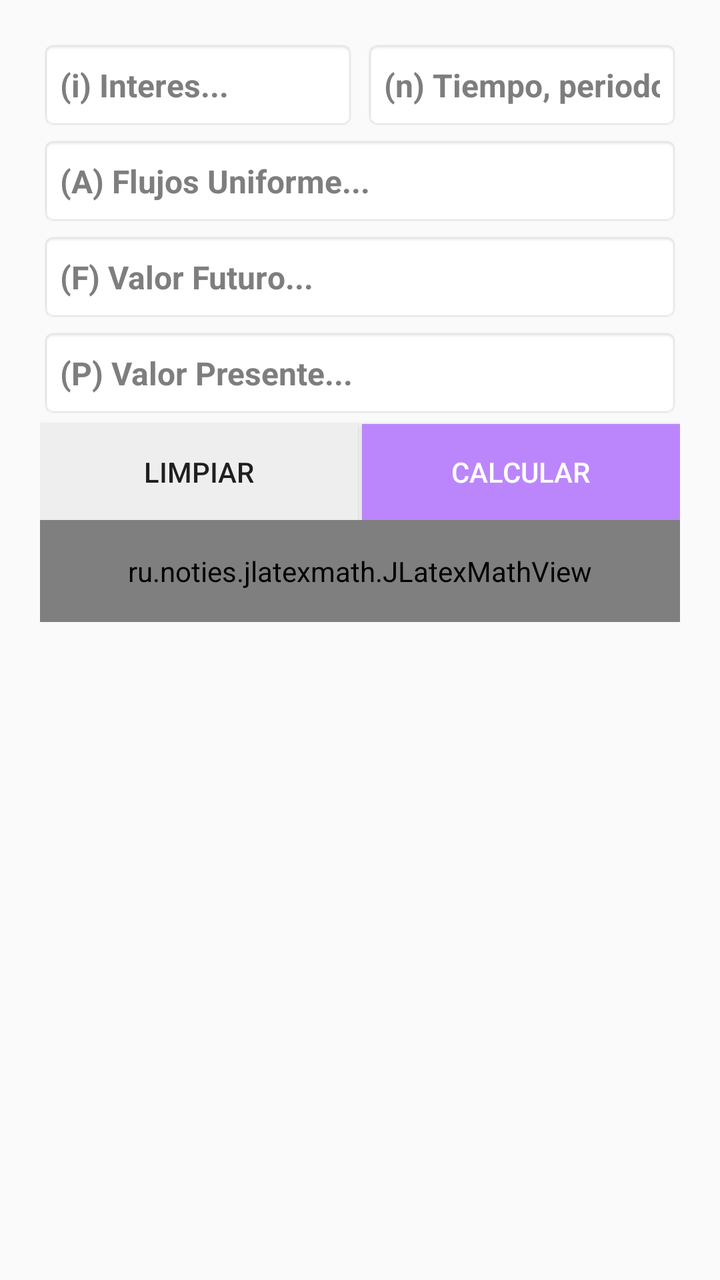
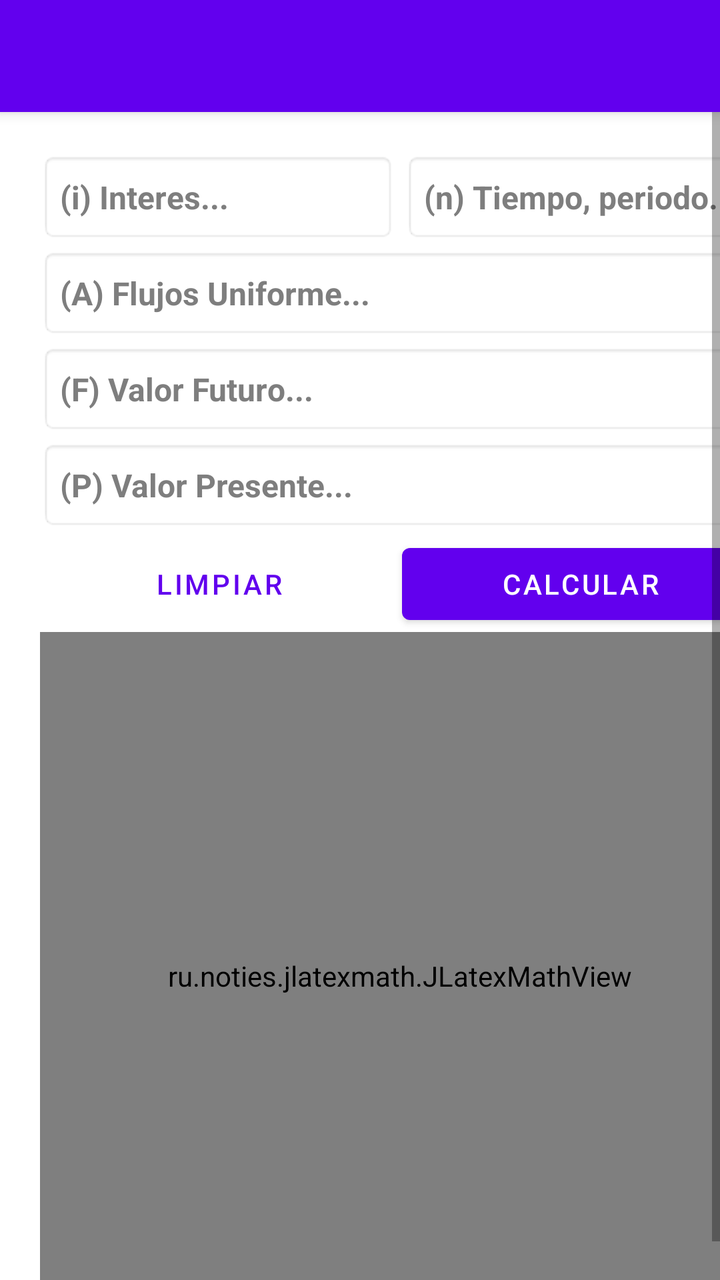

Compare the two renders of this Android layout. The source of the first and the diff that turns it into the second are given below.
<!-- AndroidManifest.xml: application theme Theme.IND210 -->
<!-- res/layout/activity_main.xml -->
<?xml version="1.0" encoding="utf-8"?>
<ScrollView xmlns:android="http://schemas.android.com/apk/res/android"
    xmlns:app="http://schemas.android.com/apk/res-auto"
    xmlns:tools="http://schemas.android.com/tools"
    android:layout_width="match_parent"
    xmlns:auto="http://schemas.android.com/apk/res-auto"
    android:orientation="vertical"
    android:layout_height="match_parent"
    tools:context=".MainActivity">
    <LinearLayout
        android:orientation="vertical"
        android:gravity="center"
        android:layout_margin="20dp"
        android:layout_width="match_parent"
        android:layout_height="wrap_content">
        <LinearLayout
            android:layout_width="match_parent"
            android:layout_height="wrap_content">

            <EditText
                android:id="@+id/editI"
                style="@style/MyEditTextStyle"
                android:layout_width="fill_parent"
                android:layout_height="45dp"
                android:layout_marginEnd="2dp"
                android:layout_weight="1"
                android:hint="(i) Interes..."
                android:inputType="number|numberDecimal" />

            <EditText
                android:id="@+id/editN"
                style="@style/MyEditTextStyle"
                android:layout_width="fill_parent"
                android:layout_height="45dp"
                android:layout_marginStart="2dp"
                android:layout_weight="1"
                android:hint="(n) Tiempo, periodo..."
                android:inputType="number|numberDecimal"/>
        </LinearLayout>
        <EditText
            android:id="@+id/editA"
            style="@style/MyEditTextStyle"
            android:layout_marginTop="3dp"
            android:layout_width="match_parent"
            android:layout_height="45dp"
            android:hint="(A) Flujos Uniforme..."
            android:inputType="number|numberDecimal" />

        <EditText
            android:id="@+id/editF"
            style="@style/MyEditTextStyle"
            android:layout_width="match_parent"
            android:layout_height="45dp"
            android:layout_marginTop="3dp"
            android:hint="(F) Valor Futuro..."
            android:inputType="number|numberDecimal" />

        <EditText
            android:id="@+id/editP"
            style="@style/MyEditTextStyle"
            android:layout_width="match_parent"
            android:layout_height="45dp"
            android:layout_marginTop="3dp"
            android:hint="(P) Valor Presente..."
            android:inputType="number|numberDecimal" />

        <LinearLayout
            style="?android:attr/buttonBarStyle"
            android:orientation="horizontal"
            android:layout_width="match_parent"
            android:layout_height="wrap_content">

            <Button
                android:id="@+id/btnClear"
                android:layout_marginTop="3dp"
                android:text="@string/clear"
                android:background="#eeeeee"
                android:layout_width="fill_parent"
                android:layout_weight="1"
                android:layout_marginEnd="1dp"
                android:layout_height="wrap_content" />

            <Button
                android:id="@+id/btnCalculate"
                android:background="@color/purple_200"
                android:textColor="@android:color/white"
                android:layout_marginStart="1dp"
                android:layout_marginTop="3dp"
                android:text="@string/calculate"
                android:layout_weight="1"
                android:layout_width="fill_parent"
                android:layout_height="wrap_content"/>
        </LinearLayout>

        <ru.noties.jlatexmath.JLatexMathView
            android:id="@+id/formula_one"
            android:layout_width="match_parent"
            android:layout_height="match_parent"
            android:padding="16dip"
            android:background="@color/white"
            app:jlmv_alignVertical="center"
            app:jlmv_alignHorizontal="center"
            app:jlmv_textSize="16sp" />

    </LinearLayout>
</ScrollView>
<!-- resources referenced by this layout -->
<resources>
  <color name="purple_200">#FFBB86FC</color>
  <color name="white">#FFFFFFFF</color>
  <string name="calculate">Calcular</string>
  <string name="clear">Limpiar</string>
  <style name="MyEditTextStyle" parent="android:Widget.EditText">
          <item name="android:textColor">#232323</item>
          <item name="android:textStyle">bold</item>
          <item name="android:textColorHint">#7E7E7E</item>
          <item name="android:padding">10dp</item>
          <item name="android:background">@android:drawable/editbox_background_normal</item>
          <item name="android:textSize">16sp</item>
      </style>
  <style name="Theme.IND210" parent="Theme.AppCompat.Light.DarkActionBar">
          
          <item name="colorPrimary">@color/purple_500</item>
          <item name="colorPrimaryVariant">@color/purple_700</item>
          <item name="colorOnPrimary">@color/white</item>
          
          <item name="colorSecondary">@color/teal_200</item>
          <item name="colorSecondaryVariant">@color/teal_700</item>
          <item name="colorOnSecondary">@color/black</item>
          
          <item name="android:statusBarColor" tools:targetApi="l">?attr/colorPrimaryVariant</item>
          
      </style>
  <color name="purple_500">#FF6200EE</color>
  <color name="purple_700">#FF3700B3</color>
  <color name="teal_200">#FF03DAC5</color>
  <color name="teal_700">#FF018786</color>
  <color name="black">#FF000000</color>
</resources>

<!-- the commit's change to res/layout/activity_main.xml (unified diff, before → after) -->
@@ -1,106 +1,128 @@
 <?xml version="1.0" encoding="utf-8"?>
-<ScrollView xmlns:android="http://schemas.android.com/apk/res/android"
+<androidx.coordinatorlayout.widget.CoordinatorLayout 
+    xmlns:android="http://schemas.android.com/apk/res/android"
     xmlns:app="http://schemas.android.com/apk/res-auto"
     xmlns:tools="http://schemas.android.com/tools"
     android:layout_width="match_parent"
-    xmlns:auto="http://schemas.android.com/apk/res-auto"
-    android:orientation="vertical"
     android:layout_height="match_parent"
+    android:fitsSystemWindows="true"
     tools:context=".MainActivity">
-    <LinearLayout
-        android:orientation="vertical"
-        android:gravity="center"
-        android:layout_margin="20dp"
+
+    <com.google.android.material.appbar.AppBarLayout
         android:layout_width="match_parent"
-        android:layout_height="wrap_content">
+        android:layout_height="wrap_content"
+        android:fitsSystemWindows="true"
+        android:background="?attr/colorPrimary"
+        android:theme="@style/ThemeOverlay.AppCompat.Dark.ActionBar">
+
+        <androidx.appcompat.widget.Toolbar
+            android:id="@+id/toolbar"
+            android:layout_width="match_parent"
+            android:layout_height="?attr/actionBarSize"
+            app:popupTheme="@style/ThemeOverlay.AppCompat.Light" />
+    </com.google.android.material.appbar.AppBarLayout>
+
+    <ScrollView
+        android:layout_width="match_parent"
+        android:layout_height="match_parent"
+        android:fillViewport="true"
+        app:layout_behavior="@string/appbar_scrolling_view_behavior">
+
         <LinearLayout
+            android:orientation="vertical"
+            android:gravity="center"
+            android:layout_margin="20dp"
             android:layout_width="match_parent"
             android:layout_height="wrap_content">
+            <LinearLayout
+                android:layout_width="match_parent"
+                android:layout_height="wrap_content">
 
+                <EditText
+                    android:id="@+id/editI"
+                    style="@style/MyEditTextStyle"
+                    android:layout_width="fill_parent"
+                    android:layout_height="45dp"
+                    android:layout_marginEnd="2dp"
+                    android:layout_weight="1"
+                    android:hint="(i) Interes..."
+                    android:inputType="number|numberDecimal" />
+
+                <EditText
+                    android:id="@+id/editN"
+                    style="@style/MyEditTextStyle"
+                    android:layout_width="fill_parent"
+                    android:layout_height="45dp"
+                    android:layout_marginStart="2dp"
+                    android:layout_weight="1"
+                    android:hint="(n) Tiempo, periodo..."
+                    android:inputType="number|numberDecimal"/>
+            </LinearLayout>
             <EditText
-                android:id="@+id/editI"
+                android:id="@+id/editA"
                 style="@style/MyEditTextStyle"
-                android:layout_width="fill_parent"
+                android:layout_marginTop="3dp"
+                android:layout_width="match_parent"
                 android:layout_height="45dp"
-                android:layout_marginEnd="2dp"
-                android:layout_weight="1"
-                android:hint="(i) Interes..."
+                android:hint="(A) Flujos Uniforme..."
                 android:inputType="number|numberDecimal" />
 
             <EditText
-                android:id="@+id/editN"
+                android:id="@+id/editF"
                 style="@style/MyEditTextStyle"
-                android:layout_width="fill_parent"
+                android:layout_width="match_parent"
                 android:layout_height="45dp"
-                android:layout_marginStart="2dp"
-                android:layout_weight="1"
-                android:hint="(n) Tiempo, periodo..."
-                android:inputType="number|numberDecimal"/>
+                android:layout_marginTop="3dp"
+                android:hint="(F) Valor Futuro..."
+                android:inputType="number|numberDecimal" />
+
+            <EditText
+                android:id="@+id/editP"
+                style="@style/MyEditTextStyle"
+                android:layout_width="match_parent"
+                android:layout_height="45dp"
+                android:layout_marginTop="3dp"
+                android:hint="(P) Valor Presente..."
+                android:inputType="number|numberDecimal" />
+
+            <LinearLayout
+                style="?android:attr/buttonBarStyle"
+                android:orientation="horizontal"
+                android:layout_width="match_parent"
+                android:layout_height="wrap_content">
+
+                <com.google.android.material.button.MaterialButton
+                    android:id="@+id/btnClear"
+                    style="@style/Widget.MaterialComponents.Button.TextButton"
+                    android:layout_marginTop="3dp"
+                    android:text="@string/clear"
+                    android:layout_width="fill_parent"
+                    android:layout_weight="1"
+                    android:layout_marginEnd="1dp"
+                    android:layout_height="wrap_content" />
+
+                <com.google.android.material.button.MaterialButton
+                    android:id="@+id/btnCalculate"
+                    app:backgroundTint="?attr/colorPrimary"
+                    android:textColor="?attr/colorOnPrimary"
+                    android:layout_marginStart="1dp"
+                    android:layout_marginTop="3dp"
+                    android:text="@string/calculate"
+                    android:layout_weight="1"
+                    android:layout_width="fill_parent"
+                    android:layout_height="wrap_content"/>
+            </LinearLayout>
+
+            <ru.noties.jlatexmath.JLatexMathView
+                android:id="@+id/formula_one"
+                android:layout_width="match_parent"
+                android:layout_height="match_parent"
+                android:padding="16dip"
+                android:background="@color/white"
+                app:jlmv_alignVertical="center"
+                app:jlmv_alignHorizontal="center"
+                app:jlmv_textSize="16sp" />
+
         </LinearLayout>
-        <EditText
-            android:id="@+id/editA"
-            style="@style/MyEditTextStyle"
-            android:layout_marginTop="3dp"
-            android:layout_width="match_parent"
-            android:layout_height="45dp"
-            android:hint="(A) Flujos Uniforme..."
-            android:inputType="number|numberDecimal" />
-
-        <EditText
-            android:id="@+id/editF"
-            style="@style/MyEditTextStyle"
-            android:layout_width="match_parent"
-            android:layout_height="45dp"
-            android:layout_marginTop="3dp"
-            android:hint="(F) Valor Futuro..."
-            android:inputType="number|numberDecimal" />
-
-        <EditText
-            android:id="@+id/editP"
-            style="@style/MyEditTextStyle"
-            android:layout_width="match_parent"
-            android:layout_height="45dp"
-            android:layout_marginTop="3dp"
-            android:hint="(P) Valor Presente..."
-            android:inputType="number|numberDecimal" />
-
-        <LinearLayout
-            style="?android:attr/buttonBarStyle"
-            android:orientation="horizontal"
-            android:layout_width="match_parent"
-            android:layout_height="wrap_content">
-
-            <Button
-                android:id="@+id/btnClear"
-                android:layout_marginTop="3dp"
-                android:text="@string/clear"
-                android:background="#eeeeee"
-                android:layout_width="fill_parent"
-                android:layout_weight="1"
-                android:layout_marginEnd="1dp"
-                android:layout_height="wrap_content" />
-
-            <Button
-                android:id="@+id/btnCalculate"
-                android:background="@color/purple_200"
-                android:textColor="@android:color/white"
-                android:layout_marginStart="1dp"
-                android:layout_marginTop="3dp"
-                android:text="@string/calculate"
-                android:layout_weight="1"
-                android:layout_width="fill_parent"
-                android:layout_height="wrap_content"/>
-        </LinearLayout>
-
-        <ru.noties.jlatexmath.JLatexMathView
-            android:id="@+id/formula_one"
-            android:layout_width="match_parent"
-            android:layout_height="match_parent"
-            android:padding="16dip"
-            android:background="@color/white"
-            app:jlmv_alignVertical="center"
-            app:jlmv_alignHorizontal="center"
-            app:jlmv_textSize="16sp" />
-
-    </LinearLayout>
-</ScrollView>
+    </ScrollView>
+</androidx.coordinatorlayout.widget.CoordinatorLayout>
<!-- resource entries referenced after the edit -->
@@ -1,6 +1,5 @@
 <!-- resources referenced by this layout -->
 <resources>
-  <color name="purple_200">#FFBB86FC</color>
   <color name="white">#FFFFFFFF</color>
   <string name="calculate">Calcular</string>
   <string name="clear">Limpiar</string>
@@ -12,7 +11,7 @@
           <item name="android:background">@android:drawable/editbox_background_normal</item>
           <item name="android:textSize">16sp</item>
       </style>
-  <style name="Theme.IND210" parent="Theme.AppCompat.Light.DarkActionBar">
+  <style name="Theme.IND210" parent="Theme.MaterialComponents.Light.NoActionBar">
           
           <item name="colorPrimary">@color/purple_500</item>
           <item name="colorPrimaryVariant">@color/purple_700</item>
